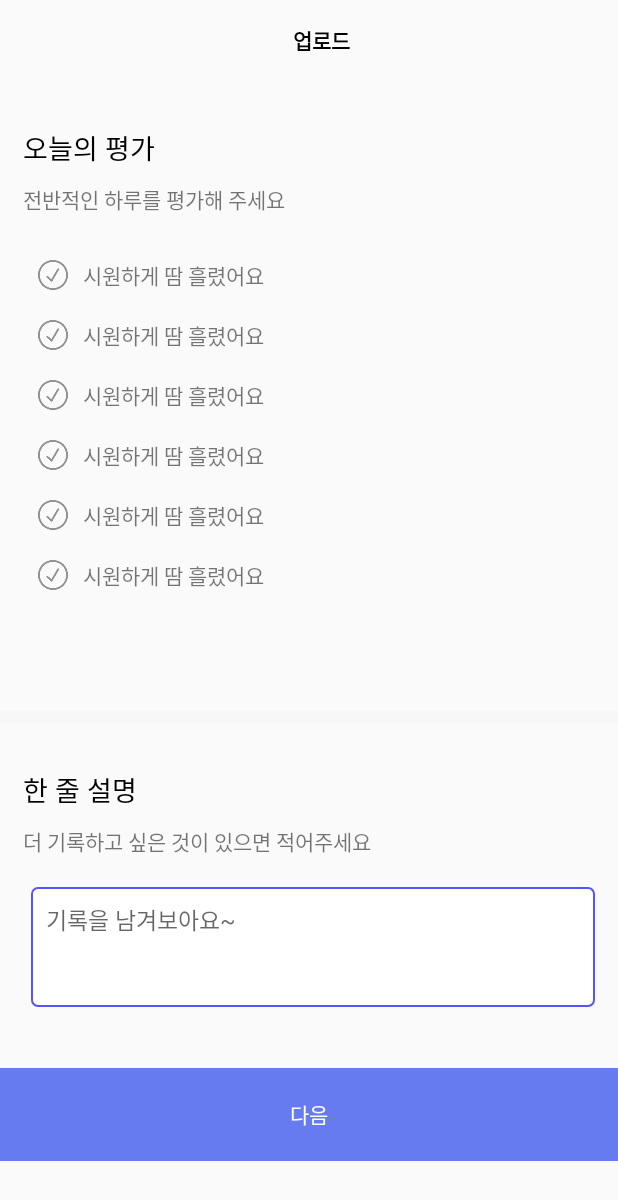
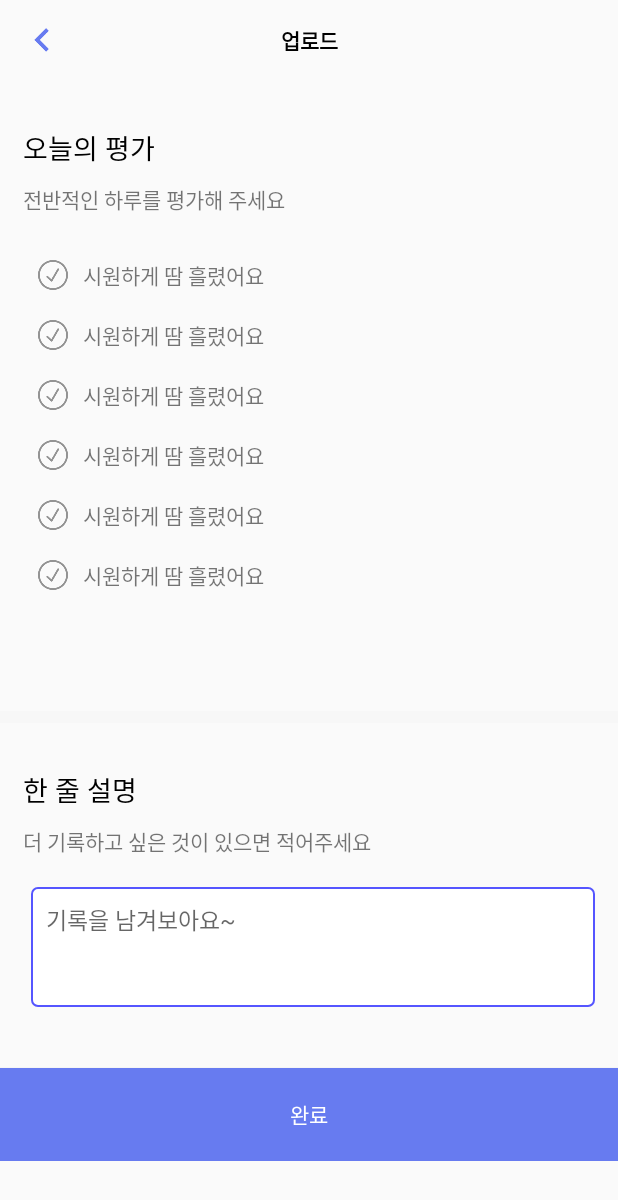
Before and after one commit to TEAMGODORI/GODORI_Android, an Android app: the CertifTabUpload3Activity screen opened directly, with no data from a screen before it, on a phone screen of 412 x 824 dp. Shown: the top 1200 px of the screen. Run offline under Robolectric (Android 15) with nearby library versions, the phone set to English and light mode, and no system bars.

```diff
--- a/GODORI/app/src/main/java/com/example/godori/CertifTabFragment.kt
+++ b/GODORI/app/src/main/java/com/example/godori/CertifTabFragment.kt
@@ -1,5 +1,6 @@
 package com.example.godori
 
+import CertifTabUpload1Activity
 import android.content.Context
 import android.content.Intent
 import android.graphics.Insets.add
--- a/GODORI/app/src/main/java/com/example/godori/CertifTabUpload1Activity.kt
+++ b/GODORI/app/src/main/java/com/example/godori/CertifTabUpload1Activity.kt
@@ -1,4 +1,6 @@
-package com.example.godori
+import com.example.godori.CertifTabUpload2Activity
+import com.example.godori.R
+
 
 import android.annotation.SuppressLint
 import android.content.Intent
--- a/GODORI/app/src/main/res/layout/activity_certif_tab_upload3.xml
+++ b/GODORI/app/src/main/res/layout/activity_certif_tab_upload3.xml
@@ -17,10 +17,14 @@
             android:layout_width="match_parent"
             android:layout_height="54dp">
 
+            <ImageView
+                android:layout_width="24dp"
+                android:layout_height="24dp"
+                android:src="@drawable/arrow"/>
             <TextView
-                android:layout_width="match_parent"
-                android:layout_height="match_parent"
-                android:gravity="center"
+                android:layout_width="wrap_content"
+                android:layout_height="wrap_content"
+                android:layout_gravity="center"
                 android:text="업로드"
                 android:textStyle="bold"
                 android:textColor="#000000"
@@ -220,7 +224,7 @@
                     android:layout_height="62dp"
                     android:background="@drawable/button_rectangle"
                     android:gravity="center"
-                    android:text="다음"
+                    android:text="완료"
                     android:textColor="#FFFFFF" />
             </LinearLayout>
         </ScrollView>
--- a/GODORI/app/src/main/res/layout/fragment_certif_tab.xml
+++ b/GODORI/app/src/main/res/layout/fragment_certif_tab.xml
@@ -4,6 +4,7 @@
     android:layout_width="match_parent"
     android:layout_height="match_parent"
     android:orientation="vertical"
+    android:id="@+id/certifTabFrag"
     tools:context=".CertifTabFragment">
 
     <LinearLayout
```
Also changed, not shown: GODORI/app/src/main/java/com/example/godori/CertifTabUpload3Activity.kt (+15 -3 lines), GODORI/app/src/main/res/layout/activity_certif_tab_upload2.xml (+8 -3 lines).
